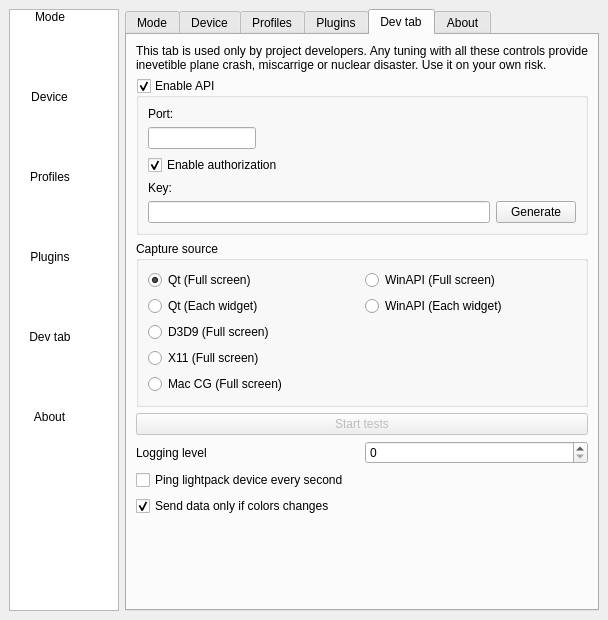
This is Software/src/SettingsWindow.ui in Atarity/Lightpack as Qt 5 draws it before an edit. The edited form follows.
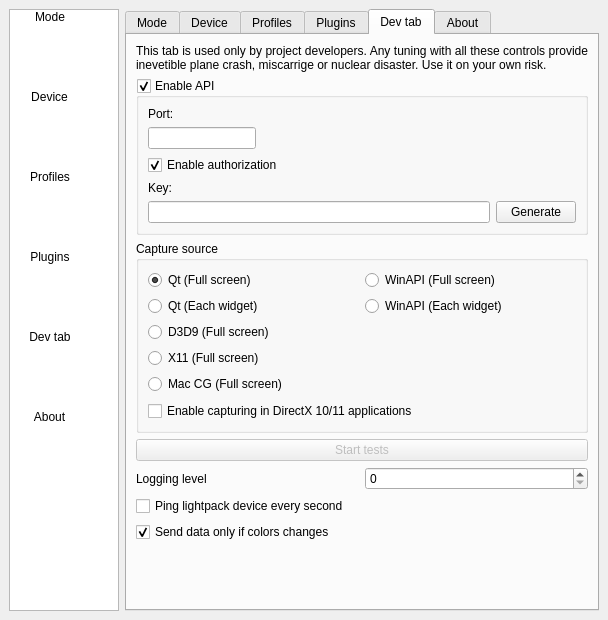
This is the edited form. The open tabs and pages were chosen to show the change. Icons and pictures are not drawn. Custom widgets are drawn as their Qt base class.

The edit to the form file:
```diff
--- a/Software/src/SettingsWindow.ui
+++ b/Software/src/SettingsWindow.ui
@@ -2184,6 +2184,8 @@
           <property name="title">
            <string>Capture source</string>
           </property>
+          <layout class="QVBoxLayout" name="verticalLayout_11">
+           <item>
           <layout class="QHBoxLayout" name="horizontalLayout_6">
            <item>
             <layout class="QVBoxLayout" name="verticalLayout_9">
@@ -2273,6 +2275,19 @@
               </spacer>
              </item>
             </layout>
+             </item>
+            </layout>
+           </item>
+           <item>
+            <widget class="QCheckBox" name="checkBox_EnableDx1011Capture">
+             <property name="text">
+              <string>Enable capturing in DirectX 10/11 applications</string>
+             </property>
+             <property name="icon">
+              <iconset resource="../res/LightpackResources.qrc">
+               <normaloff>:/icons/uac-shield.png</normaloff>:/icons/uac-shield.png</iconset>
+             </property>
+            </widget>
            </item>
           </layout>
          </widget>
```
Lines whose indentation alone changed are shown as unchanged.
